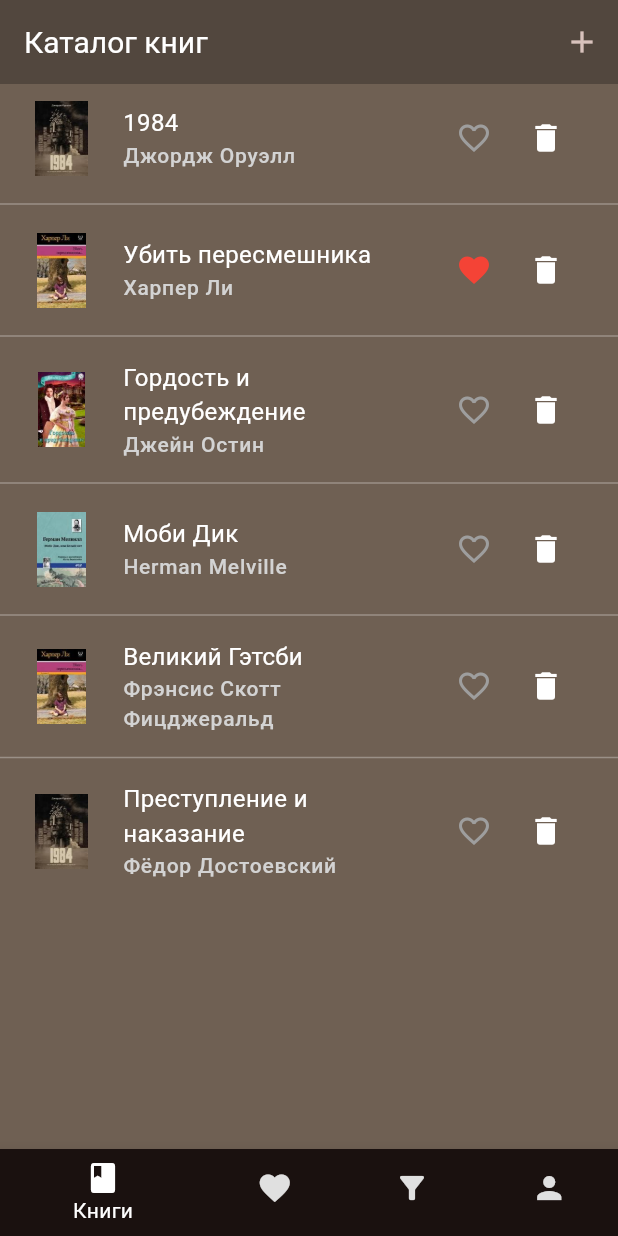
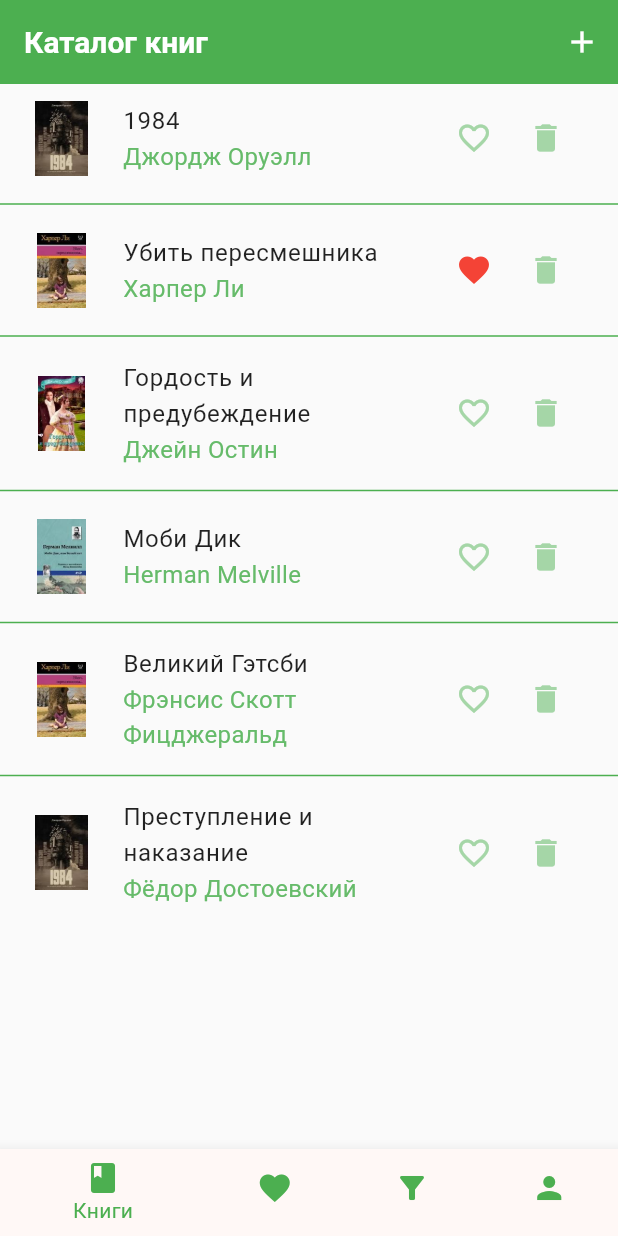
Before and after one commit to falex777/bookread, a Flutter app: the screen it shows after launch, on a phone screen of 412 x 824 dp. Run offline on Flutter 3.47's test engine with Material 3 defaults, Android fonts, the phone set to English and light mode, and no system bars.

Commit message:
new Colors Theme

```diff
--- a/lib/bookinfo.dart
+++ b/lib/bookinfo.dart
@@ -75,7 +75,7 @@ class _BookInfoState extends State<BookInfo> {
             },
           ),
           IconButton(
-            icon: Icon(Icons.delete),
+            icon: Icon(Icons.delete, color: Colors.white70),
             onPressed: () => _deleteBook(book),
           ),
         ],
@@ -112,8 +112,7 @@ class _BookInfoState extends State<BookInfo> {
               child: Text(book.booktxt,
                 style: TextStyle(
                   fontSize: 16,
-                  color: Color.fromARGB(255, 211, 211, 211),
-
+                  color: Colors.black,
                 ),
                 textAlign: TextAlign.justify
               ),
@@ -131,7 +130,7 @@ class _BookInfoState extends State<BookInfo> {
         currentIndex: 0,
         selectedItemColor: Colors.white,
         unselectedItemColor: Colors.grey[300],
-        backgroundColor: Colors.black26,
+        backgroundColor: Colors.green[500],
         onTap: (index) {
           switch (index) {
             case 0:
--- a/lib/booklist.dart
+++ b/lib/booklist.dart
@@ -110,12 +110,12 @@ class _BooksList extends State<BooksList> {
                       booktxt: bookTxtController.text,
                       img: imgController.text,
                     );
-                    await bookStore.addBook(newBook); // Отправка на сервер
+                    await bookStore.addBook(newBook);
                     Navigator.of(context).pop();
                   } catch (e) {
                     ScaffoldMessenger.of(context).showSnackBar(
                       const SnackBar(
-                          content: Text('Ошибка: введите корректную цену.')),
+                          content: Text('Ошибка')),
                     );
                   }
                 } else {
@@ -143,7 +143,7 @@ class _BooksList extends State<BooksList> {
         title: Text(widget.title),
         actions: [
           IconButton(
-            icon: Icon(Icons.add),
+            icon: Icon(Icons.add, color: Colors.white),
             onPressed: () => _addBook(bookStore),
           ),
         ],
@@ -151,7 +151,7 @@ class _BooksList extends State<BooksList> {
       body: ListView.separated(
         itemCount: bookStore.length,
         separatorBuilder: (context, index) =>
-            const Divider(color: Colors.white30),
+            const Divider(color: Colors.green),
         itemBuilder: (context, index) => ListTile(
           leading: Image.asset(
             'assets/img/${bookStore.list[index].img}',
@@ -159,9 +159,11 @@ class _BooksList extends State<BooksList> {
             height: 50,
           ),
           title: Text(bookStore.list[index].title,
-              style: theme.textTheme.bodyMedium),
+            style: TextStyle(color: Colors.black87)
+          ),
           subtitle: Text(bookStore.list[index].author,
-              style: theme.textTheme.labelSmall),
+            style: TextStyle(color: Colors.green[400])
+          ),
           trailing: Wrap(
             children: [
               IconButton(
@@ -173,7 +175,7 @@ class _BooksList extends State<BooksList> {
                         : Icons.favorite_border,
                     color: bookStore.list[index].isFavorite
                         ? Colors.red
-                        : Colors.grey),
+                        : Colors.green[200]),
                 onPressed: () {
                   bookStore.toggleFavorite(bookStore.list[index].code);
                 },
@@ -181,7 +183,7 @@ class _BooksList extends State<BooksList> {
               IconButton(
                 padding: EdgeInsets.zero,
                 constraints: BoxConstraints(),
-                icon: Icon(Icons.delete, color: Colors.white),
+                icon: Icon(Icons.delete, color: Colors.green[200]),
                 onPressed: () => _deleteBook(bookStore, index),
               ),
             ],
@@ -199,9 +201,9 @@ class _BooksList extends State<BooksList> {
           BottomNavigationBarItem(icon: Icon(Icons.person), label: 'Профиль'),
         ],
         currentIndex: 0,
-        selectedItemColor: Colors.white,
-        unselectedItemColor: Colors.grey[300],
-        backgroundColor: Colors.black26,
+        selectedItemColor: Colors.green[500],
+        unselectedItemColor: Colors.green[500],
+        backgroundColor: Colors.green[500],
         onTap: (index) {
           switch (index) {
             case 0:
--- a/lib/theme.dart
+++ b/lib/theme.dart
@@ -3,28 +3,29 @@ import 'package:flutter/material.dart';
 final DarkTheme = ThemeData(
   colorScheme: ColorScheme.fromSeed(
     seedColor: Colors.deepOrange,
-    brightness: Brightness.dark,
+    brightness: Brightness.light,
   ),
   appBarTheme: AppBarTheme(
-    backgroundColor: Colors.black26,
+    backgroundColor: Colors.green[500],
     titleTextStyle: TextStyle(
       color: Colors.white,
       fontSize: 20,
+      fontWeight: FontWeight.bold
     ),
   ),
-  scaffoldBackgroundColor: const Color.fromARGB(255, 111, 96, 83),
+  scaffoldBackgroundColor: Colors.grey[50],
   textTheme: TextTheme(
       bodyMedium: const TextStyle(
         fontSize: 16,
-        color: Colors.white,
+        color: Colors.black,
       ),
       labelLarge: const TextStyle(
         fontSize: 30,
-        color: Color.fromARGB(255, 211, 211, 211),
+        color: Colors.green,
       ),
       labelSmall: const TextStyle(
         fontSize: 14,
-        color: Color.fromARGB(255, 211, 211, 211),
+        color: Colors.black,
       )),
-  useMaterial3: true,
+  useMaterial3: true
 );
```
